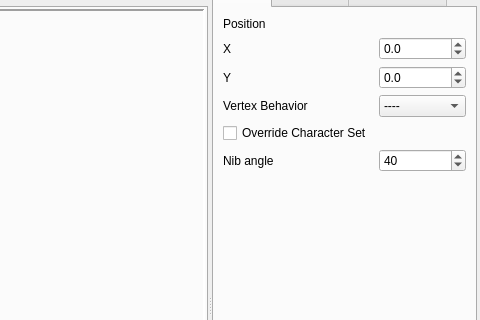
Before: the Qt Designer form pytalic2.ui in dsizzle/pytalic2, drawn with Qt 5; both pictures show x 544 to 1024 and y 138 to 458 of the 1024 by 768 pixel window.
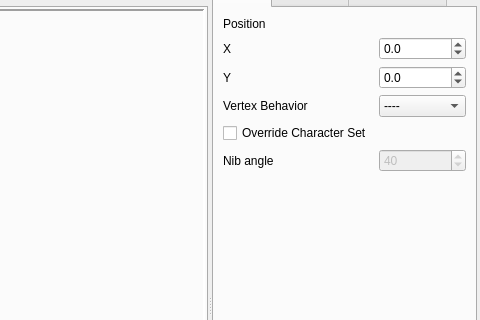
After: the same form once the commit is applied. The open tabs and pages were chosen to show the change. Icons and pictures are not drawn. Custom widgets are drawn as their Qt base class.

Commit message:
disable nib angle override spin and set to default value when checkbox clicked
relates to #33

Patch:
```diff
--- a/pytalic2.ui
+++ b/pytalic2.ui
@@ -509,6 +509,9 @@
              </item>
              <item row="5" column="1">
               <widget class="QSpinBox" name="stroke_nib_angle_spin">
+               <property name="enabled">
+                <bool>false</bool>
+               </property>
                <property name="wrapping">
                 <bool>true</bool>
                </property>
```
Left out of the diff: 2 changed lines with no effect on the pictures. The commit also changes 3 other files.
